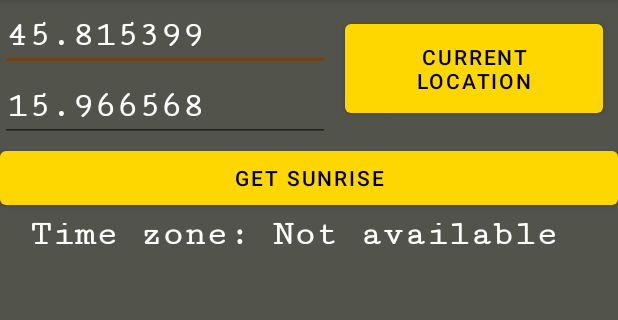
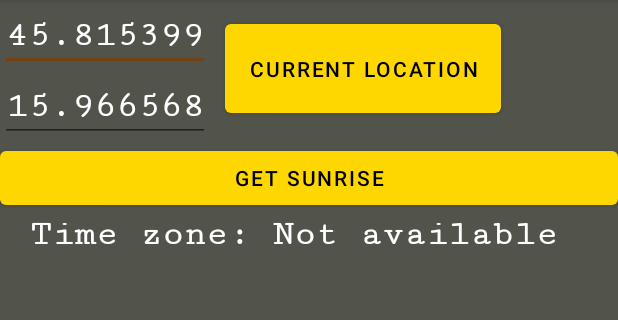
Before and after one commit to AlbertGregl/GoldenHourPhotography, an Android app: the ItemsFragment screen opened directly, with no data from a screen before it, after a tap on "GET SUNRISE", on a phone screen of 412 x 824 dp, the part 84-404 px from its top. Run offline under Robolectric (Android 15) with nearby library versions, the phone set to English and light mode, and no system bars; our stand-ins replace navigation-ui; 2 other taps on this screen came first.

Commit message:
Bug fix for fetching weather data on items view. Added metric option for weather API request.

```diff
--- a/app/src/main/java/hr/gregl/goldenhourphotography/api/WeatherApi.kt
+++ b/app/src/main/java/hr/gregl/goldenhourphotography/api/WeatherApi.kt
@@ -12,6 +12,7 @@ interface WeatherApi {
     fun fetchWeather(
         @Query("lat") latitude: Double,
         @Query("lon") longitude: Double,
+        @Query("units") units: String = "metric",
         @Query("appid") apiKey: String = WEATHER_API_KEY
     ): Call<WeatherResponse>
 }
--- a/app/src/main/java/hr/gregl/goldenhourphotography/api/WeatherFetcher.kt
+++ b/app/src/main/java/hr/gregl/goldenhourphotography/api/WeatherFetcher.kt
@@ -85,17 +85,12 @@ class WeatherFetcher(private val context: Context, private val listener: Weather
                         "Updating Date: $date, Data of date: ${relevantData.dateTimeText}"
                     )
 
-
-                    // match the icon code to the icon path in drawable
-                    // for example, icon code 01d matches icon path _01d
-
-
                     val iconCode = relevantData.weather.firstOrNull()?.icon
-                    val iconPath = "drawable/_$iconCode"
+                    //val iconPath = "drawable/_$iconCode"
 
                     val values = ContentValues().apply {
                         put("temperature", relevantData.main.temp)
-                        put("weatherIconPath", iconPath ?: "")
+                        put("weatherIconPath", iconCode ?: "")
                         put("weatherDateTimeText", relevantData.dateTimeText)
                     }
 
@@ -120,7 +115,7 @@ class WeatherFetcher(private val context: Context, private val listener: Weather
         })
     }
 
-    companion object {
+/*    companion object {
         var weatherDataFetched = false
-    }
+    }*/
 }
--- a/app/src/main/java/hr/gregl/goldenhourphotography/fragment/ItemsFragment.kt
+++ b/app/src/main/java/hr/gregl/goldenhourphotography/fragment/ItemsFragment.kt
@@ -47,6 +47,7 @@ class ItemsFragment : Fragment() {
         items = requireContext().fetchItems()
         binding = FragmentItemsBinding.inflate(inflater, container, false)
         itemAdapter = ItemAdapter(requireContext(), items)
+        initWeatherDialog()
         return binding.root
     }
 
@@ -68,12 +69,8 @@ class ItemsFragment : Fragment() {
 
         setTimezoneText(view)
 
-        initWeatherDialog()
-
         Handler(Looper.getMainLooper()).postDelayed({
-            if (!WeatherFetcher.weatherDataFetched) {
-                showGetWeatherPopup()
-            }
+            showGetWeatherPopup()
         }, 1000)
 
     }
@@ -90,13 +87,11 @@ class ItemsFragment : Fragment() {
         val okButton = dialogView.findViewById<Button>(R.id.btnOk)
         okButton.setOnClickListener {
             fetchAndDisplayWeatherData()
-            WeatherFetcher.weatherDataFetched = true
             weatherDialog?.dismiss()
         }
 
         val cancelButton = dialogView.findViewById<Button>(R.id.btnCancel)
         cancelButton.setOnClickListener {
-            WeatherFetcher.weatherDataFetched = false
             weatherDialog?.dismiss()
         }
 
@@ -117,8 +112,12 @@ class ItemsFragment : Fragment() {
     private fun handleGetSunriseClick() {
         val latitude = binding.etLatitude.text.toString().toDoubleOrNull()
         val longitude = binding.etLongitude.text.toString().toDoubleOrNull()
+
+        LocationData.setLatitude(latitude)
+        LocationData.setLongitude(longitude)
+
         if (latitude != null && longitude != null) {
-            fetchAndDisplayItems(latitude, longitude)
+            fetchAndDisplayItems(latitude = latitude, longitude = longitude)
         } else {
             Toast.makeText(
                 requireContext(),
@@ -159,6 +158,7 @@ class ItemsFragment : Fragment() {
 
         TimeFetcher(requireContext()).fetchItems(latitude, longitude, startDate, endDate)
 
+        refreshItems()
     }
 
 
@@ -173,7 +173,6 @@ class ItemsFragment : Fragment() {
         items.addAll(requireContext().fetchItems())
         itemAdapter.notifyDataSetChanged()
         binding.rvItems.adapter?.notifyDataSetChanged()
-        showGetWeatherPopup()
     }
 
 
--- a/app/src/main/java/hr/gregl/goldenhourphotography/util/LocationData.kt
+++ b/app/src/main/java/hr/gregl/goldenhourphotography/util/LocationData.kt
@@ -20,4 +20,12 @@ object LocationData {
     fun getLongitude(): Double {
         return longitude ?: defaultLongitude
     }
+
+    fun setLatitude(latitude: Double?) {
+        this.latitude = latitude
+    }
+
+    fun setLongitude(longitude: Double?) {
+        this.longitude = longitude
+    }
 }
--- a/app/src/main/res/layout/fragment_items.xml
+++ b/app/src/main/res/layout/fragment_items.xml
@@ -22,31 +22,41 @@
                 android:orientation="vertical">
 
                 <EditText
+                    android:id="@+id/etLatitude"
                     style="@style/SplashScreenTheme"
-                    android:id="@+id/etLatitude"
-                    android:layout_width="@dimen/_220dp"
+                    android:layout_width="wrap_content"
                     android:layout_height="wrap_content"
+                    android:autofillHints="90"
                     android:hint="@string/latitude_hint"
-                    android:inputType="numberDecimal|numberSigned"
-                    android:autofillHints="90" />
+                    android:inputType="numberDecimal|numberSigned" />
 
                 <EditText
+                    android:id="@+id/etLongitude"
                     style="@style/SplashScreenTheme"
-                    android:id="@+id/etLongitude"
-                    android:layout_width="@dimen/_220dp"
+                    android:layout_width="wrap_content"
                     android:layout_height="wrap_content"
+                    android:autofillHints="180"
                     android:hint="@string/longitude_hint"
-                    android:inputType="numberDecimal|numberSigned"
-                    android:autofillHints="180" />
+                    android:inputType="numberDecimal|numberSigned" />
+
 
             </LinearLayout>
 
-            <Button
-                android:id="@+id/btnGetCurrentLocation"
+            <LinearLayout
                 android:layout_width="wrap_content"
-                android:layout_height="71dp"
-                android:layout_margin="@dimen/_10dp"
-                android:text="@string/current_location" />
+                android:layout_height="wrap_content"
+                android:orientation="horizontal">
+
+                <Button
+                    android:id="@+id/btnGetCurrentLocation"
+                    android:layout_width="wrap_content"
+                    android:layout_height="@dimen/_71dp"
+                    android:layout_margin="@dimen/_10dp"
+                    android:text="@string/current_location" />
+
+
+            </LinearLayout>
+
 
 
         </LinearLayout>
--- a/app/src/main/res/values/dimens.xml
+++ b/app/src/main/res/values/dimens.xml
@@ -12,4 +12,7 @@
     <dimen name="_220dp">220dp</dimen>
     <dimen name="_20sp">20sp</dimen>
     <dimen name="_380dp">380dp</dimen>
+    <dimen name="_180dp">180dp</dimen>
+    <dimen name="_133dp">133dp</dimen>
+    <dimen name="_71dp">71dp</dimen>
 </resources>
```
Also changed, not shown: app/src/main/java/hr/gregl/goldenhourphotography/adapter/ItemAdapter.kt (+27 -13 lines), app/src/main/res/layout/item.xml (+5 -5 lines), app/src/main/res/drawable/weather_empty.png.
